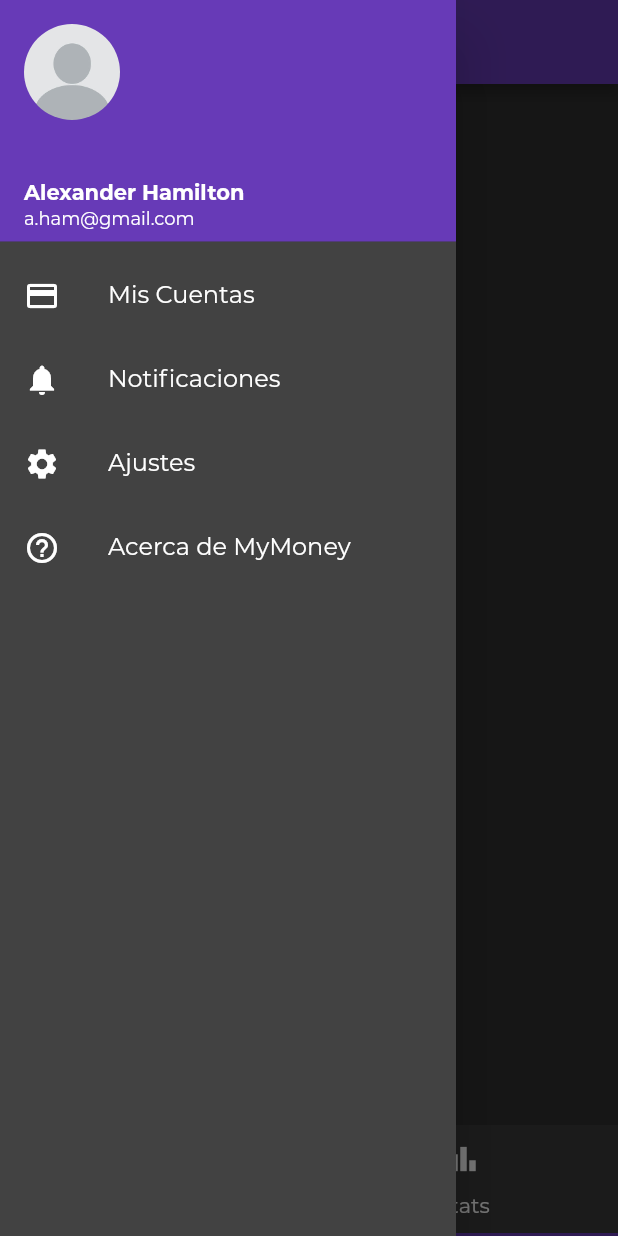
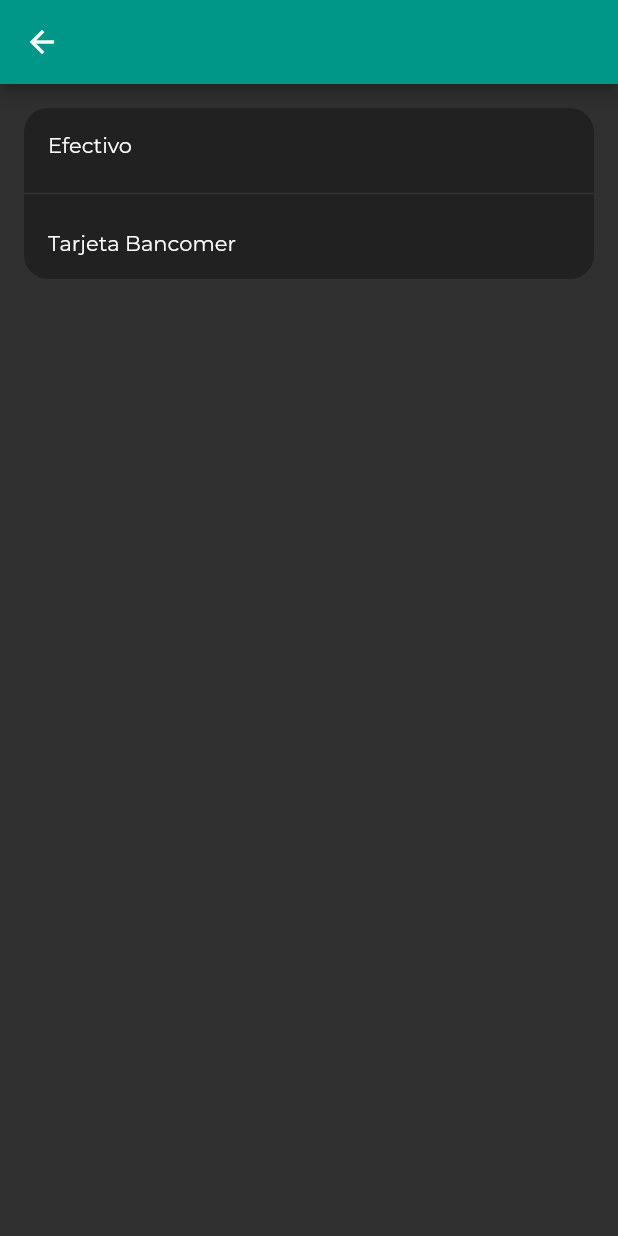
Before and after one commit to hectoraguirre18/my_money, a Flutter app: the HomeScreen screen opened directly, tab 2 chosen, in the side drawer, after a tap on "Mis Cuentas", on a phone screen of 412 x 824 dp. Run offline on Flutter 3.47's test engine with Material 2 defaults, Android fonts, the phone set to English and light mode, and no system bars.

Commit message:
added accounts screen

```diff
--- a/lib/app.dart
+++ b/lib/app.dart
@@ -9,7 +9,7 @@ class App extends StatelessWidget {
       home: LoginScreen(),
       debugShowCheckedModeBanner: false,
       theme: ThemeData(
-        primarySwatch: Colors.deepPurple,
+        primarySwatch: Colors.teal,
         scaffoldBackgroundColor: Colors.grey[850],
         fontFamily: 'Montserrat',
       ),
--- /dev/null
+++ b/lib/controllers/accounts_controller.dart
@@ -0,0 +1,16 @@
+import 'package:mymoney/models/account.dart';
+
+class AccountsController {
+  Future<List<Account>> getAccounts() async {
+    final accounts = <Account>[
+      Account(
+        name: 'Efectivo',
+      ),
+      Account(
+        name: 'Tarjeta Bancomer',
+      ),
+    ];
+
+    return accounts;
+  }
+}
--- a/lib/drawers/home_drawer.dart
+++ b/lib/drawers/home_drawer.dart
@@ -1,4 +1,5 @@
 import 'package:flutter/material.dart';
+import 'package:mymoney/screens/accounts_screen.dart';
 
 class HomeDrawer extends StatelessWidget{
   @override
@@ -42,11 +43,7 @@ class HomeDrawer extends StatelessWidget{
                 ],
               ),
               decoration: BoxDecoration(
-                // image: DecorationImage(
-                //   image: AssetImage('assets/images/drawer_bg.png'),
-                //   fit: BoxFit.cover,
-                // )
-                color: Colors.deepPurple
+                color: Colors.teal
               ),
             ),
           ]..addAll(List.generate(
@@ -81,7 +78,11 @@ class HomeDrawer extends StatelessWidget{
     _Option(
       icon: Icons.credit_card,
       title: 'Mis Cuentas',
-      onClick: () => print('Mi Cuentas')
+      onClick: () {
+        Navigator.push(context, MaterialPageRoute(
+          builder: (context) => AccountsScreen()
+        ));
+      }
     ),
     _Option(
       icon: Icons.notifications,
--- /dev/null
+++ b/lib/models/account.dart
@@ -0,0 +1,5 @@
+class Account {
+  String name;
+
+  Account({this.name});
+}
--- /dev/null
+++ b/lib/screens/accounts_screen.dart
@@ -0,0 +1,68 @@
+import 'package:flutter/material.dart';
+import 'package:mymoney/controllers/accounts_controller.dart';
+import 'package:mymoney/models/account.dart';
+
+class AccountsScreen extends StatefulWidget {
+  @override
+  State<StatefulWidget> createState() => AccountsScreenState();
+}
+
+class AccountsScreenState extends State<AccountsScreen> with AutomaticKeepAliveClientMixin {
+
+  List<Account> accounts = [];
+
+  @override
+  void initState() {
+    super.initState();
+    loadAccounts();
+  }
+
+  void loadAccounts() async {
+    final _accounts = await AccountsController().getAccounts();
+    setState(() => accounts = _accounts);
+  }
+
+  @override
+  Widget build(BuildContext context) {
+    super.build(context);
+    return Scaffold(
+      appBar: AppBar(),
+      body: Container(
+        decoration: BoxDecoration(
+          borderRadius: BorderRadius.circular(16),
+          color: Colors.grey[900],
+        ),
+        margin: EdgeInsets.all(16),
+        child: ClipRRect(
+          borderRadius: BorderRadius.circular(16),
+          child: ListView.separated(
+            shrinkWrap: true,
+            itemCount: accounts.length,
+            itemBuilder: (context, index) => listItem(index),
+            separatorBuilder: (context, index) => Divider(
+              color: Colors.grey[850],
+              thickness: 1,
+            ),
+          ),
+        ),
+      ),
+    );
+  }
+
+  Widget listItem(index) {
+    return Padding(
+      padding: const EdgeInsets.symmetric(vertical: 16.0, horizontal: 16),
+      child: Row(
+        children: [
+          Text(
+            accounts.elementAt(index).name,
+            style: TextStyle(color: Colors.white),
+          ),
+        ],
+      ),
+    );
+  }
+
+  @override
+  bool get wantKeepAlive => true;
+}
--- a/lib/screens/login_screen.dart
+++ b/lib/screens/login_screen.dart
@@ -99,9 +99,9 @@ class LoginScreenState extends State<LoginScreen> {
               fillColor: Colors.grey[900],
               textInputAction: TextInputAction.done,
               validator: (String value) {
-                if (value == null || value.isEmpty)
-                  return 'Este campo no puede estar vacío';
-                if (!value.contains('@')) return 'Correo inválido';
+                // if (value == null || value.isEmpty)
+                //   return 'Este campo no puede estar vacío';
+                // if (!value.contains('@')) return 'Correo inválido';
                 return null;
               },
               onFieldSubmitted: (_) =>
@@ -119,8 +119,8 @@ class LoginScreenState extends State<LoginScreen> {
               fillColor: Colors.grey[900],
               textInputAction: TextInputAction.done,
               validator: (String value) {
-                if (value == null || value.isEmpty)
-                  return 'Este campo no puede estar vacío';
+                // if (value == null || value.isEmpty)
+                //   return 'Este campo no puede estar vacío';
                 return null;
               },
             ),
```
